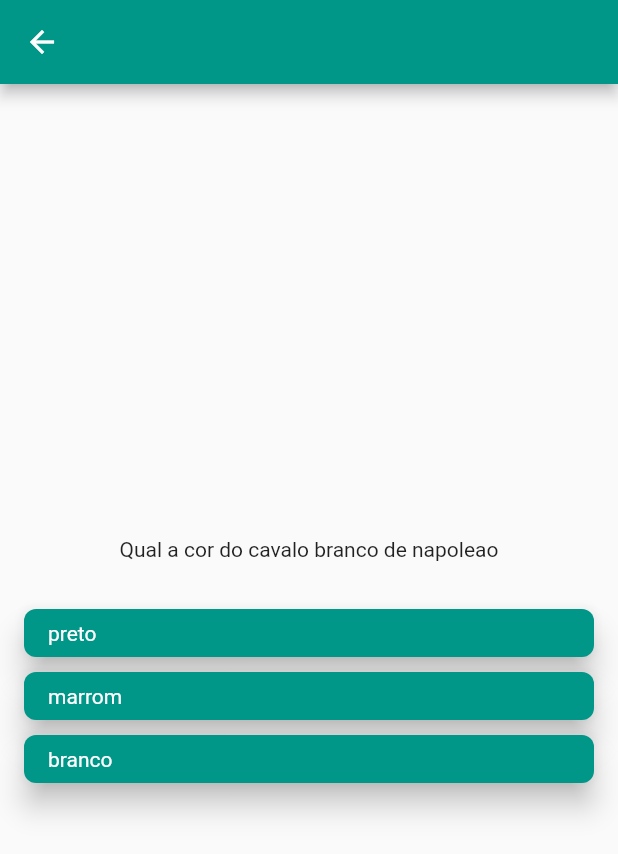
After one commit to SamuelDevMobile/Aula03, a Flutter app: the QuizScreen screen opened by its route, after a tap on "verde", on a phone screen of 412 x 824 dp. The commit adds this screen. Shown: the top 854 px of the screen. Run offline on Flutter 3.47's test engine with Material 2 defaults, Android fonts, the phone set to English and light mode, and no system bars.

Commit message:
quiz concluido

```diff
--- a/aula3/lib/main.dart
+++ b/aula3/lib/main.dart
@@ -1,6 +1,8 @@
 import 'package:aula3/screens/menu_screens.dart';
 import 'package:aula3/screens/challengeone.dart';
 import 'package:aula3/screens/personal_card_screen.dart';
+import 'package:aula3/screens/quiz/finished_quis_screen.dart';
+import 'package:aula3/screens/quiz/quiz_screen.dart';
 import 'package:flutter/material.dart';
 
 void main() {
@@ -23,6 +25,10 @@ class MyApp extends StatelessWidget {
         MenuScreen.id: (context) => const MenuScreen(),
         PersonalCardScreen.id: (context) => const PersonalCardScreen(),
         ChallengeOne.id: (context) => const ChallengeOne(),
+        QuizScreen.id: (context) => const QuizScreen(),
+        FinishedQuizScreen.id: (context) => FinishedQuizScreen(
+          arguments: ModalRoute.of(context)?.settings.arguments as FinishedQuizScreenArguments
+        ),
       },
     );
   }
--- a/aula3/lib/screens/menu_screens.dart
+++ b/aula3/lib/screens/menu_screens.dart
@@ -1,4 +1,5 @@
 import 'package:aula3/screens/personal_card_screen.dart';
+import 'package:aula3/screens/quiz/quiz_screen.dart';
 import 'package:aula3/widget/rounded_button.dart';
 import 'package:flutter/material.dart';
 import 'challengeone.dart';
@@ -34,6 +35,8 @@ class MenuScreen extends StatelessWidget {
                   RoundedButton(id: PersonalCardScreen.id, text: "Cartão Postal"),
                   SizedBox(width: 16, height: 16),
                   RoundedButton(id: ChallengeOne.id, text: "Desafio Dado"),
+                  SizedBox(width: 16, height: 16),
+                  RoundedButton(id: QuizScreen.id, text: "Quiz"),
                 ],
               ),
             ),
--- /dev/null
+++ b/aula3/lib/screens/quiz/components/question_button.dart
@@ -0,0 +1,37 @@
+import 'dart:math';
+
+import 'package:flutter/cupertino.dart';
+import 'package:flutter/material.dart';
+
+class QuestionButton extends StatelessWidget {
+
+  const QuestionButton({
+    Key? key,
+    required this.text,
+    required this.onPressed,
+  }) :  super(key: key);
+
+  final String text;
+  final VoidCallback onPressed;
+
+  @override
+  Widget build(BuildContext context) {
+    return InkWell(
+      onTap: onPressed,
+      child: Material(
+        color: Colors.teal,
+        elevation: 8,
+        borderRadius: BorderRadius.circular(8),
+        child: Padding(
+          padding: const EdgeInsets.symmetric(vertical: 8, horizontal: 16),
+          child: Text(
+            text,
+            style: const TextStyle(
+              color: Colors.white,
+            ),
+          ),
+        ),
+      ),
+    );
+  }
+}
--- /dev/null
+++ b/aula3/lib/screens/quiz/finished_quis_screen.dart
@@ -0,0 +1,32 @@
+
+import 'package:flutter/cupertino.dart';
+import 'package:flutter/material.dart';
+
+class FinishedQuizScreen extends StatelessWidget {
+  static const String id = '/finished_quiz';
+
+  const FinishedQuizScreen({Key? key, required this.arguments})
+      : super(key: key);
+
+  final FinishedQuizScreenArguments arguments;
+
+  @override
+  Widget build(BuildContext context) {
+    return Scaffold(
+      appBar: AppBar(
+        title: const Text('Parabens!'),
+      ),
+      body: Center(
+        child: Text(
+          'Sua pontuação foi de ${arguments.score}'
+        ),
+      ),
+    );
+  }
+}
+
+class FinishedQuizScreenArguments {
+  FinishedQuizScreenArguments({required this.score});
+
+  int score;
+}
--- /dev/null
+++ b/aula3/lib/screens/quiz/model/question_model.dart
@@ -0,0 +1,11 @@
+class QuestionModel {
+  QuestionModel({
+        required this.question,
+        required this.options,
+        required this.answer
+      });
+
+  String question;
+  List<String> options;
+  int answer;
+}
--- /dev/null
+++ b/aula3/lib/screens/quiz/quiz_screen.dart
@@ -0,0 +1,99 @@
+import 'dart:math';
+import 'package:aula3/screens/quiz/components/question_button.dart';
+import 'package:aula3/screens/quiz/finished_quis_screen.dart';
+import 'package:aula3/screens/quiz/model/question_model.dart';
+import 'package:flutter/cupertino.dart';
+import 'package:flutter/material.dart';
+
+class QuizScreen extends StatefulWidget {
+  static const String id = '/quiz_screen';
+
+  const QuizScreen({Key? key}) : super(key: key);
+
+  @override
+  State<QuizScreen> createState() => _QuizScreenState();
+}
+
+List<QuestionModel> loadQuestion() {
+  return [
+    QuestionModel(
+        question: 'Que cor é o ceu ?', options: ['verde', 'lilaz'], answer: 1),
+    QuestionModel(
+        question: 'Qual a cor do cavalo branco de napoleao',
+        options: ['preto', 'marrom', 'branco'],
+        answer: 2),
+    QuestionModel(
+        question: 'Você gosta de leite', options: ['sim', 'não'], answer: 3)
+  ];
+}
+
+class _QuizScreenState extends State<QuizScreen> {
+  List<QuestionModel> questions = [];
+  var questionIndex = 0;
+  var score = 0;
+
+  @override
+  void initState() {
+    super.initState();
+    questions = loadQuestion();
+  }
+
+  void onOptionPressed(int selectOption)  {
+    final currentQuestion = questions[questionIndex];
+
+    if (selectOption == currentQuestion.answer) {
+      score++;
+    }
+
+    goToNextQuestion();
+  }
+
+  void goToNextQuestion() {
+    if (questionIndex == questions.length - 1) {
+      Navigator.pushReplacementNamed(
+          context,
+          FinishedQuizScreen.id,
+        arguments: FinishedQuizScreenArguments(score: score),
+      );
+    } else {
+      setState(() {
+        questionIndex++;
+      });
+    }
+  }
+
+  @override
+  Widget build(BuildContext context) {
+    final currentQuestion = questions[questionIndex];
+
+    return Scaffold(
+      appBar: AppBar(),
+      body: SafeArea(
+        child: Padding(
+          padding: const EdgeInsets.all(16),
+          child: Column(
+            mainAxisAlignment: MainAxisAlignment.center,
+            children: [
+              Text(currentQuestion.question),
+              const SizedBox(height: 32),
+              ListView.separated(
+                  itemCount: currentQuestion.options.length,
+                  shrinkWrap: true,
+                  separatorBuilder: (context, index) =>
+                  const SizedBox(height: 10),
+                  itemBuilder: (context, index) {
+                    return QuestionButton(
+                        text: currentQuestion.options[index],
+                        onPressed: () {
+                          onOptionPressed(index);
+                        }
+                    );
+                  }
+              ),
+            ],
+          ),
+        ),
+      ),
+    );
+  }
+}
```
